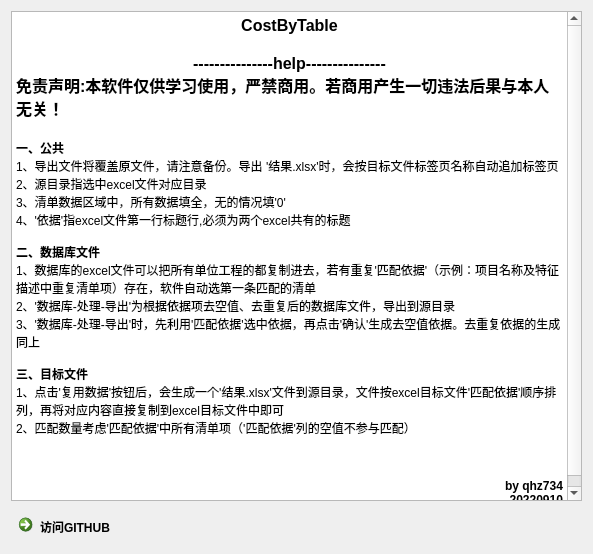
Before: the Qt Designer form qt/uic/win_h_uic.ui in qhzgit734/CostByTable, drawn with Qt 5.
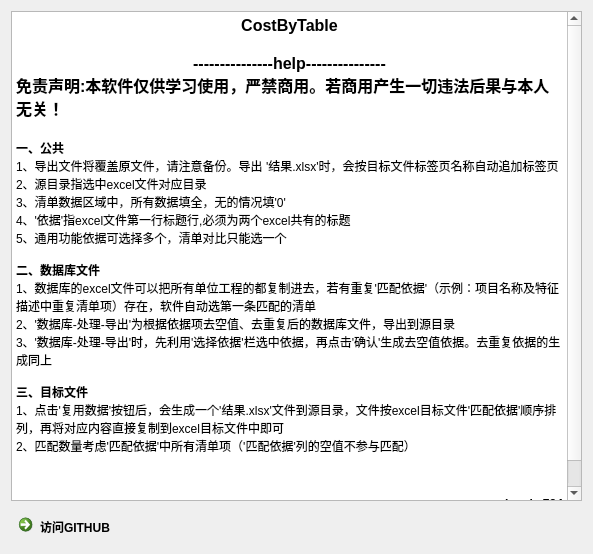
After: the same form once the commit is applied.

```diff
--- a/qt/uic/win_h_uic.ui
+++ b/qt/uic/win_h_uic.ui
@@ -33,11 +33,12 @@
 &lt;p style=&quot; margin-top:0px; margin-bottom:0px; margin-left:0px; margin-right:0px; -qt-block-indent:0; text-indent:0px;&quot;&gt;2、源目录指选中excel文件对应目录&lt;/p&gt;
 &lt;p style=&quot; margin-top:0px; margin-bottom:0px; margin-left:0px; margin-right:0px; -qt-block-indent:0; text-indent:0px;&quot;&gt;&lt;span style=&quot; font-family:'宋体';&quot;&gt;3、清单数据区域中，所有数据填全，无的情况填'0'&lt;/span&gt;&lt;/p&gt;
 &lt;p style=&quot; margin-top:0px; margin-bottom:0px; margin-left:0px; margin-right:0px; -qt-block-indent:0; text-indent:0px;&quot;&gt;4、'依据'指excel文件第一行标题行,必须为两个excel共有的标题&lt;/p&gt;
+&lt;p style=&quot; margin-top:0px; margin-bottom:0px; margin-left:0px; margin-right:0px; -qt-block-indent:0; text-indent:0px;&quot;&gt;5、通用功能依据可选择多个，清单对比只能选一个&lt;/p&gt;
 &lt;p style=&quot;-qt-paragraph-type:empty; margin-top:0px; margin-bottom:0px; margin-left:0px; margin-right:0px; -qt-block-indent:0; text-indent:0px;&quot;&gt;&lt;br /&gt;&lt;/p&gt;
 &lt;p style=&quot; margin-top:0px; margin-bottom:0px; margin-left:0px; margin-right:0px; -qt-block-indent:0; text-indent:0px;&quot;&gt;&lt;span style=&quot; font-family:'宋体'; font-weight:600;&quot;&gt;二、数据库文件&lt;/span&gt;&lt;/p&gt;
 &lt;p style=&quot; margin-top:0px; margin-bottom:0px; margin-left:0px; margin-right:0px; -qt-block-indent:0; text-indent:0px;&quot;&gt;&lt;span style=&quot; font-family:'宋体';&quot;&gt;1、数据库的excel文件可以把所有单位工程的都复制进去，若有重复'匹配依据'（示例：项目名称及特征描述中重复清单项）存在，软件自动选第一条匹配的清单&lt;/span&gt; &lt;/p&gt;
 &lt;p style=&quot; margin-top:0px; margin-bottom:0px; margin-left:0px; margin-right:0px; -qt-block-indent:0; text-indent:0px;&quot;&gt;&lt;span style=&quot; font-family:'宋体';&quot;&gt;2、'数据库-处理-导出'为根据依据项去空值、去重复后的数据库文件，导出到源目录&lt;/span&gt; &lt;/p&gt;
-&lt;p style=&quot; margin-top:0px; margin-bottom:0px; margin-left:0px; margin-right:0px; -qt-block-indent:0; text-indent:0px;&quot;&gt;&lt;span style=&quot; font-family:'宋体';&quot;&gt;3、'数据库-处理-导出'时，先利用'匹配依据'选中依据，再点击'确认'生成去空值依据。去重复依据的生成同上&lt;/span&gt;&lt;/p&gt;
+&lt;p style=&quot; margin-top:0px; margin-bottom:0px; margin-left:0px; margin-right:0px; -qt-block-indent:0; text-indent:0px;&quot;&gt;&lt;span style=&quot; font-family:'宋体';&quot;&gt;3、'数据库-处理-导出'时，先利用'选择依据'栏选中依据，再点击'确认'生成去空值依据。去重复依据的生成同上&lt;/span&gt;&lt;/p&gt;
 &lt;p style=&quot;-qt-paragraph-type:empty; margin-top:0px; margin-bottom:0px; margin-left:0px; margin-right:0px; -qt-block-indent:0; text-indent:0px; font-family:'宋体';&quot;&gt;&lt;br /&gt;&lt;/p&gt;
 &lt;p style=&quot; margin-top:0px; margin-bottom:0px; margin-left:0px; margin-right:0px; -qt-block-indent:0; text-indent:0px;&quot;&gt;&lt;span style=&quot; font-family:'宋体'; font-weight:600;&quot;&gt;三、目标文件&lt;/span&gt;&lt;/p&gt;
 &lt;p style=&quot; margin-top:0px; margin-bottom:0px; margin-left:0px; margin-right:0px; -qt-block-indent:0; text-indent:0px;&quot;&gt;1&lt;span style=&quot; font-family:'宋体';&quot;&gt;、点击'复用数据'按钮后，会生成一个'结果.xlsx'文件到源目录，文件按excel目标文件'匹配依据'顺序排列，再将对应内容直接复制到excel目标文件中即可&lt;/span&gt; &lt;/p&gt;
```
